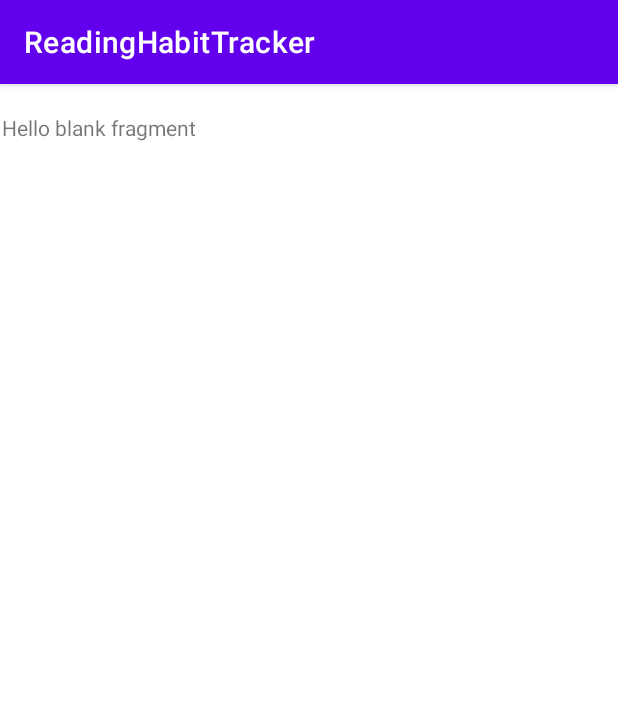
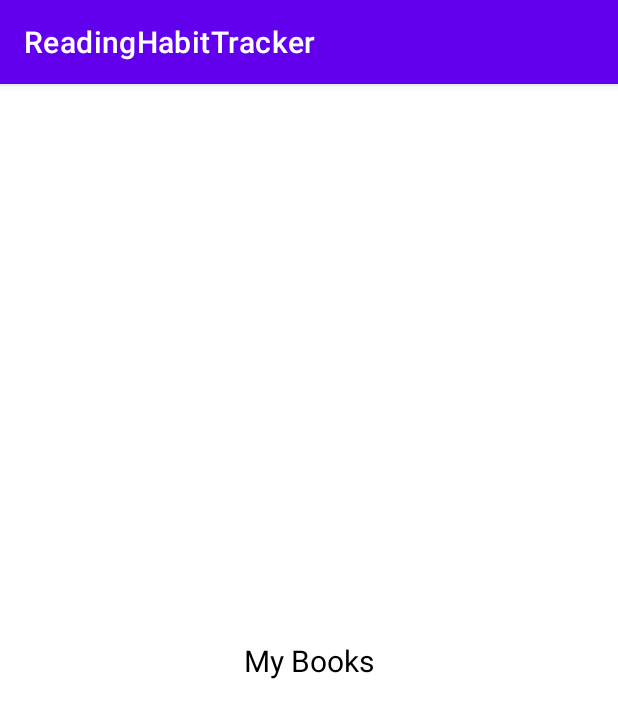
Before and after one commit to emineinan/ReadingHabitTracker, an Android app: the MyBooksFragment screen opened through its navigation route, on a phone screen of 412 x 824 dp. Shown: the top 718 px of the screen. Run offline under Robolectric (Android 15) with nearby library versions, the phone set to English and light mode, and no system bars; our stand-ins replace Dagger/Hilt's generated code; libraries missing offline, so code that uses them is left out: com.huawei.agconnect.

Commit message:
Update TextView

```diff
--- a/app/src/main/res/layout/fragment_my_books.xml
+++ b/app/src/main/res/layout/fragment_my_books.xml
@@ -3,11 +3,19 @@
     xmlns:tools="http://schemas.android.com/tools"
     android:layout_width="match_parent"
     android:layout_height="match_parent"
+    xmlns:app="http://schemas.android.com/apk/res-auto"
     tools:context=".ui.mybooks.MyBooksFragment">
 
     <TextView
         android:layout_width="match_parent"
-        android:layout_height="match_parent"
-        android:text="@string/hello_blank_fragment" />
+        android:layout_height="wrap_content"
+        android:text="@string/my_books"
+        android:textAlignment="center"
+        android:textColor="@color/black"
+        android:textSize="20sp"
+        app:layout_constraintBottom_toBottomOf="parent"
+        app:layout_constraintEnd_toEndOf="parent"
+        app:layout_constraintStart_toStartOf="parent"
+        app:layout_constraintTop_toTopOf="parent"/>
 
 </androidx.constraintlayout.widget.ConstraintLayout>
```
